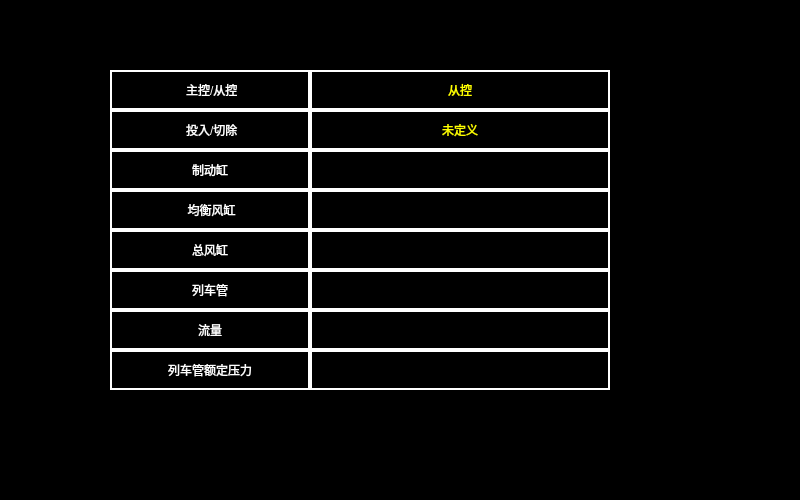
isliulin/Plan85HMI, file devicedataairbrake.ui: the form before one commit.
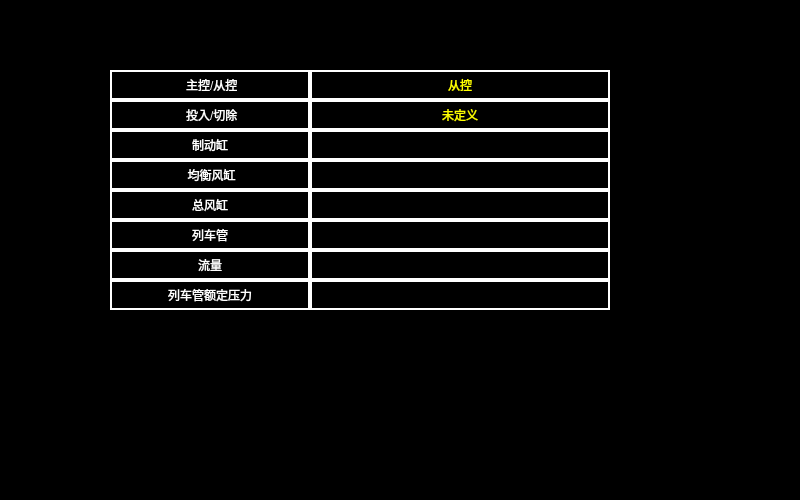
The form after the commit.

Commit message: ui midify font size

```diff
--- a/devicedataairbrake.ui
+++ b/devicedataairbrake.ui
@@ -38,9 +38,9 @@
    <property name="geometry">
     <rect>
      <x>110</x>
-     <y>150</y>
+     <y>130</y>
      <width>200</width>
-     <height>40</height>
+     <height>30</height>
     </rect>
    </property>
    <property name="text">
@@ -54,9 +54,9 @@
    <property name="geometry">
     <rect>
      <x>110</x>
-     <y>110</y>
+     <y>100</y>
      <width>200</width>
-     <height>40</height>
+     <height>30</height>
     </rect>
    </property>
    <property name="text">
@@ -72,7 +72,7 @@
      <x>110</x>
      <y>70</y>
      <width>200</width>
-     <height>40</height>
+     <height>30</height>
     </rect>
    </property>
    <property name="text">
@@ -86,9 +86,9 @@
    <property name="geometry">
     <rect>
      <x>110</x>
-     <y>190</y>
+     <y>160</y>
      <width>200</width>
-     <height>40</height>
+     <height>30</height>
     </rect>
    </property>
    <property name="text">
@@ -102,9 +102,9 @@
    <property name="geometry">
     <rect>
      <x>110</x>
-     <y>230</y>
+     <y>190</y>
      <width>200</width>
-     <height>40</height>
+     <height>30</height>
     </rect>
    </property>
    <property name="text">
@@ -118,9 +118,9 @@
    <property name="geometry">
     <rect>
      <x>110</x>
-     <y>270</y>
+     <y>220</y>
      <width>200</width>
-     <height>40</height>
+     <height>30</height>
     </rect>
    </property>
    <property name="text">
@@ -134,9 +134,9 @@
    <property name="geometry">
     <rect>
      <x>110</x>
-     <y>350</y>
+     <y>280</y>
      <width>200</width>
-     <height>40</height>
+     <height>30</height>
     </rect>
    </property>
    <property name="text">
@@ -150,9 +150,9 @@
    <property name="geometry">
     <rect>
      <x>110</x>
-     <y>310</y>
+     <y>250</y>
      <width>200</width>
-     <height>40</height>
+     <height>30</height>
     </rect>
    </property>
    <property name="text">
@@ -166,9 +166,9 @@
    <property name="geometry">
     <rect>
      <x>310</x>
-     <y>150</y>
+     <y>130</y>
      <width>300</width>
-     <height>40</height>
+     <height>30</height>
     </rect>
    </property>
    <property name="styleSheet">
@@ -187,7 +187,7 @@
      <x>310</x>
      <y>70</y>
      <width>300</width>
-     <height>40</height>
+     <height>30</height>
     </rect>
    </property>
    <property name="styleSheet">
@@ -204,9 +204,9 @@
    <property name="geometry">
     <rect>
      <x>310</x>
-     <y>350</y>
+     <y>280</y>
      <width>300</width>
-     <height>40</height>
+     <height>30</height>
     </rect>
    </property>
    <property name="styleSheet">
@@ -223,9 +223,9 @@
    <property name="geometry">
     <rect>
      <x>310</x>
-     <y>190</y>
+     <y>160</y>
      <width>300</width>
-     <height>40</height>
+     <height>30</height>
     </rect>
    </property>
    <property name="styleSheet">
@@ -242,9 +242,9 @@
    <property name="geometry">
     <rect>
      <x>310</x>
-     <y>310</y>
+     <y>250</y>
      <width>300</width>
-     <height>40</height>
+     <height>30</height>
     </rect>
    </property>
    <property name="styleSheet">
@@ -261,9 +261,9 @@
    <property name="geometry">
     <rect>
      <x>310</x>
-     <y>110</y>
+     <y>100</y>
      <width>300</width>
-     <height>40</height>
+     <height>30</height>
     </rect>
    </property>
    <property name="styleSheet">
@@ -280,9 +280,9 @@
    <property name="geometry">
     <rect>
      <x>310</x>
-     <y>270</y>
+     <y>220</y>
      <width>300</width>
-     <height>40</height>
+     <height>30</height>
     </rect>
    </property>
    <property name="text">
@@ -296,9 +296,9 @@
    <property name="geometry">
     <rect>
      <x>310</x>
-     <y>230</y>
+     <y>190</y>
      <width>300</width>
-     <height>40</height>
+     <height>30</height>
     </rect>
    </property>
    <property name="styleSheet">
```
Left out of the diff: 1 changed line with no effect on the pictures.
